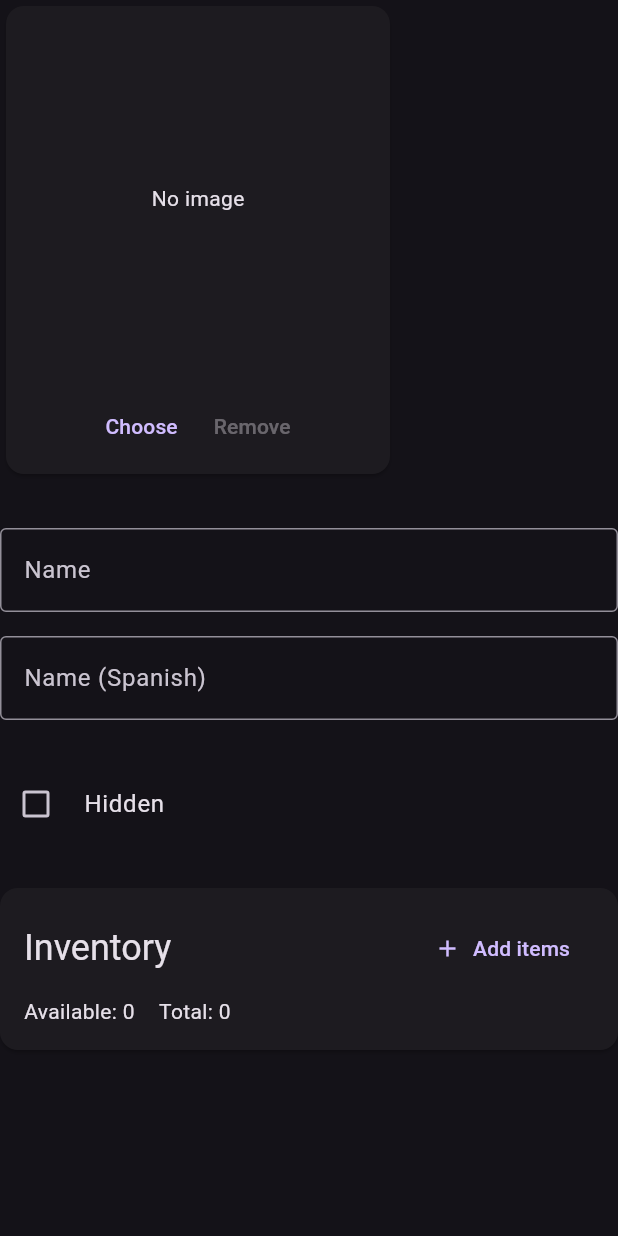
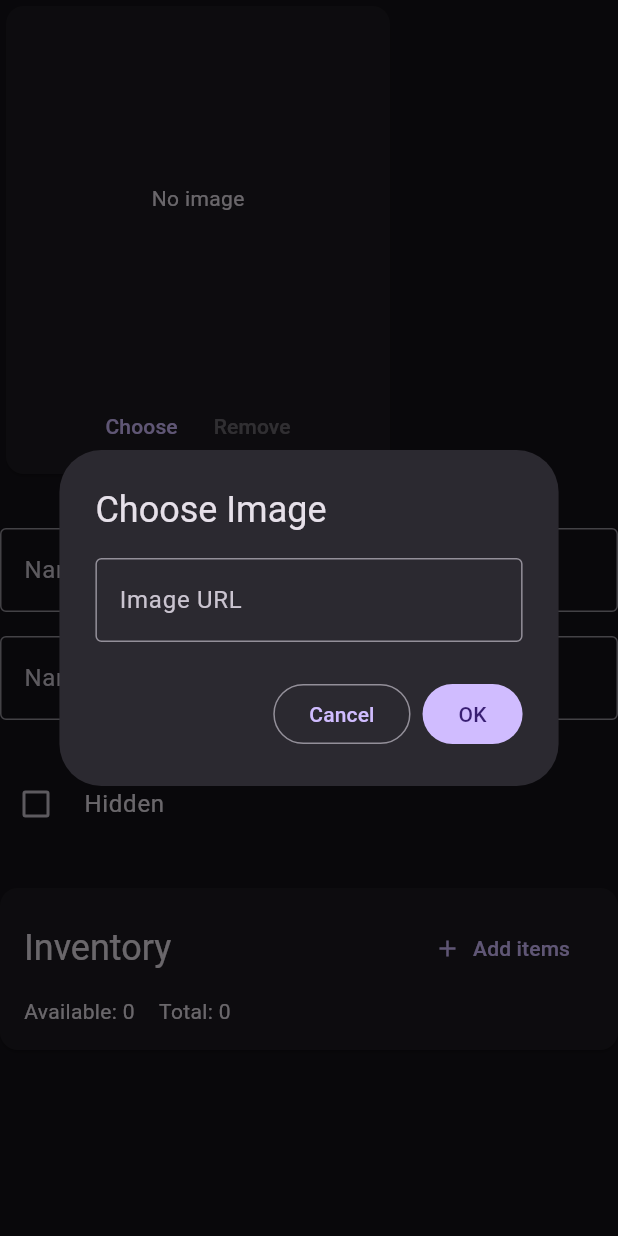
Before and after one commit to pvdthings/librarian_app, a Flutter app: the InventoryDetails widget shown alone on an empty page, opened directly with empty values, after a tap on "Choose", on a phone screen of 412 x 824 dp. Run offline on Flutter 3.47's test engine with Material 2 defaults, Android fonts, the phone set to English and light mode, and no system bars; our stand-ins replace dio, supabase_flutter; accounts and stored records are empty; network calls fail.

Commit message:
Choose image by URL (WIP)

```diff
--- a/lib/src/features/inventory/data/inventory.vm.dart
+++ b/lib/src/features/inventory/data/inventory.vm.dart
@@ -77,7 +77,7 @@ class InventoryViewModel extends ChangeNotifier {
       image: image,
     );
 
-    refresh();
+    Future.delayed(const Duration(seconds: 1), refresh);
   }
 
   Future<void> createItems({
--- a/lib/src/features/inventory/data/updated_image_model.dart
+++ b/lib/src/features/inventory/data/updated_image_model.dart
@@ -3,9 +3,11 @@ import 'dart:typed_data';
 class UpdatedImageModel {
   final String? type;
   final Uint8List? bytes;
+  final String? url;
 
   const UpdatedImageModel({
-    required this.type,
-    required this.bytes,
+    this.type,
+    this.bytes,
+    this.url,
   });
 }
--- /dev/null
+++ b/lib/src/features/inventory/widgets/inventory_details/choose_image_dialog/choose_image_dialog.dart
@@ -0,0 +1,47 @@
+import 'package:flutter/material.dart';
+
+class ChooseImageDialog extends StatelessWidget {
+  final _formKey = GlobalKey<FormState>();
+  final _valueController = TextEditingController();
+
+  ChooseImageDialog({super.key});
+
+  @override
+  Widget build(BuildContext context) {
+    return AlertDialog(
+      title: const Text('Choose Image'),
+      insetPadding: const EdgeInsets.all(16),
+      content: Form(
+        key: _formKey,
+        autovalidateMode: AutovalidateMode.onUserInteraction,
+        child: TextFormField(
+          controller: _valueController,
+          decoration: const InputDecoration(
+            labelText: 'Image URL',
+            hintText: 'Choose an image URL for upload.',
+            border: OutlineInputBorder(),
+          ),
+          validator: (value) {
+            return Uri.tryParse(value ?? '')?.isAbsolute ?? false
+                ? null
+                : 'Invalid URL';
+          },
+        ),
+      ),
+      actions: [
+        OutlinedButton(
+          onPressed: () => Navigator.pop(context),
+          child: const Text('Cancel'),
+        ),
+        FilledButton(
+          onPressed: () {
+            if (_formKey.currentState!.validate()) {
+              Navigator.pop(context, _valueController.text);
+            }
+          },
+          child: const Text('OK'),
+        ),
+      ],
+    );
+  }
+}
--- a/lib/src/features/inventory/widgets/inventory_details/inventory_details.dart
+++ b/lib/src/features/inventory/widgets/inventory_details/inventory_details.dart
@@ -1,10 +1,9 @@
-import 'package:file_picker/_internal/file_picker_web.dart';
-import 'package:file_picker/file_picker.dart';
 import 'package:flutter/material.dart';
 import 'package:librarian_app/src/features/common/widgets/checkbox_field.dart';
 import 'package:librarian_app/src/features/common/widgets/input_decoration.widget.dart';
 import 'package:librarian_app/src/features/inventory/data/updated_image_model.dart';
 import 'package:librarian_app/src/features/inventory/widgets/dialogs/add_inventory_dialog.widget.dart';
+import 'package:librarian_app/src/features/inventory/widgets/inventory_details/choose_image_dialog/choose_image_dialog.dart';
 import 'package:librarian_app/src/features/inventory/widgets/inventory_details/data/inventory_details.vm.dart';
 import 'package:librarian_app/src/features/inventory/widgets/inventory_details/items_card/items_card.widget.dart';
 import 'package:librarian_app/src/features/inventory/widgets/inventory_details/thing_image_card/thing_image_card.dart';
@@ -24,17 +23,18 @@ class InventoryDetails extends StatelessWidget {
           runSpacing: 32,
           children: [
             ThingImageCard(
-              imageUrl: details.imageNotifier.value?.url,
-              imageBytes: details.imageUploadNotifier.value?.bytes,
+              imageUrl: details.imageUploadNotifier.value?.url ??
+                  details.imageNotifier.value?.url,
               onRemove: details.removeImage,
               onReplace: () async {
-                FilePickerResult? result = await FilePickerWeb.platform
-                    .pickFiles(type: FileType.image);
+                String? result = await showDialog<String?>(
+                  context: context,
+                  builder: (context) => ChooseImageDialog(),
+                );
+
                 if (result != null) {
-                  details.imageUploadNotifier.value = UpdatedImageModel(
-                    type: result.files.single.extension,
-                    bytes: result.files.single.bytes,
-                  );
+                  details.imageUploadNotifier.value =
+                      UpdatedImageModel(url: result);
 
                   details.announceChanges();
                 }
```
Also changed, not shown: lib/src/features/inventory/services/inventory.service.dart (+2 -10 lines).
